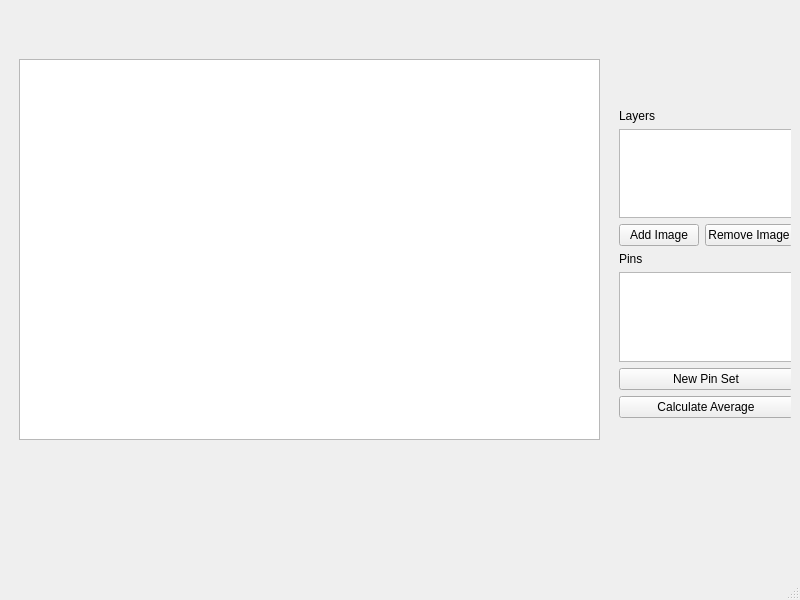
This is mainwindow.ui in baris-hm/AveragePins as Qt 5 draws it before an edit. The edited form follows.
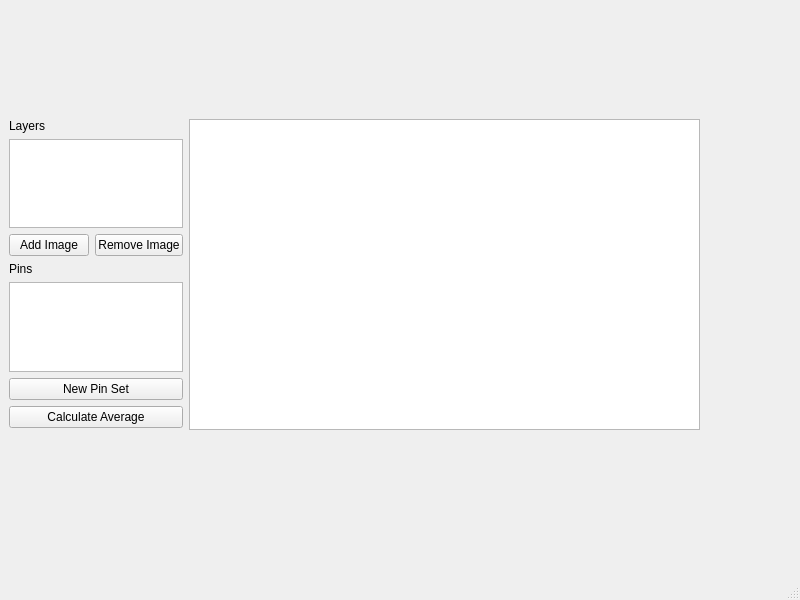
This is the edited form. Custom widgets are drawn as their Qt base class.

Patch:
```diff
--- a/mainwindow.ui
+++ b/mainwindow.ui
@@ -19,21 +19,45 @@
      <layout class="QHBoxLayout" name="horizontalLayout_2">
       <item>
        <widget class="QWidget" name="widget" native="true">
+        <property name="sizePolicy">
+         <sizepolicy hsizetype="Fixed" vsizetype="Preferred">
+          <horstretch>0</horstretch>
+          <verstretch>0</verstretch>
+         </sizepolicy>
+        </property>
+        <property name="minimumSize">
+         <size>
+          <width>250</width>
+          <height>300</height>
+         </size>
+        </property>
+        <property name="maximumSize">
+         <size>
+          <width>1000</width>
+          <height>1200</height>
+         </size>
+        </property>
         <widget class="PixelCanvasView" name="graphicsView">
          <property name="geometry">
           <rect>
-           <x>10</x>
-           <y>50</y>
-           <width>581</width>
-           <height>381</height>
+           <x>180</x>
+           <y>110</y>
+           <width>511</width>
+           <height>311</height>
           </rect>
          </property>
+         <property name="sizePolicy">
+          <sizepolicy hsizetype="Preferred" vsizetype="Expanding">
+           <horstretch>0</horstretch>
+           <verstretch>0</verstretch>
+          </sizepolicy>
+         </property>
         </widget>
         <widget class="QWidget" name="verticalLayoutWidget">
          <property name="geometry">
           <rect>
-           <x>610</x>
-           <y>100</y>
+           <x>0</x>
+           <y>110</y>
            <width>174</width>
            <height>309</height>
           </rect>
```
Left out of the diff: 2 changed lines with no effect on the pictures.
